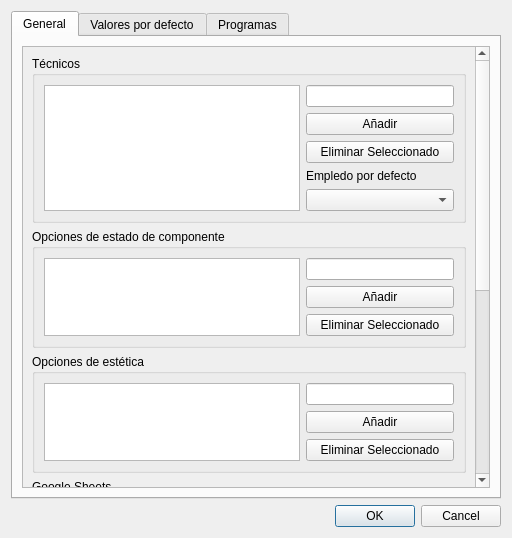
Above: ui/config_dialog.ui from gabod22/PatiaTest before the change. Below: the same form after it.
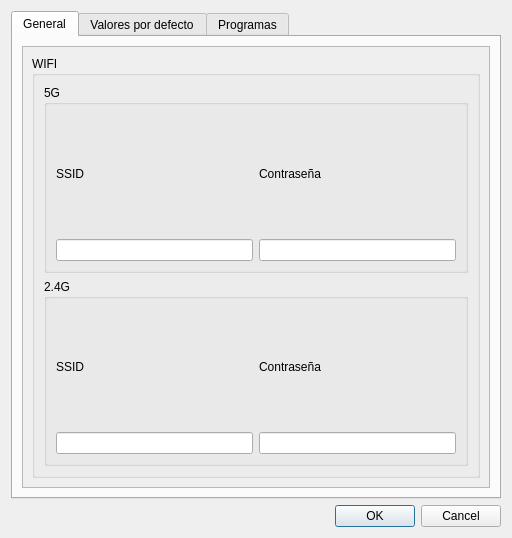
That is the form after the change. The open tabs and pages were chosen to show the change.

Patch:
```diff
--- a/ui/config_dialog.ui
+++ b/ui/config_dialog.ui
@@ -33,189 +33,12 @@
           <property name="geometry">
            <rect>
             <x>0</x>
-            <y>-331</y>
-            <width>451</width>
-            <height>806</height>
+            <y>0</y>
+            <width>468</width>
+            <height>441</height>
            </rect>
           </property>
           <layout class="QVBoxLayout" name="verticalLayout_16">
-           <item>
-            <widget class="QGroupBox" name="groupBox_5">
-             <property name="title">
-              <string>Técnicos</string>
-             </property>
-             <layout class="QHBoxLayout" name="horizontalLayout_8">
-              <item>
-               <widget class="QListWidget" name="ListTechnician"/>
-              </item>
-              <item>
-               <layout class="QVBoxLayout" name="verticalLayout_15">
-                <item>
-                 <widget class="QLineEdit" name="TextTechnicianName"/>
-                </item>
-                <item>
-                 <widget class="QPushButton" name="BtnAddTechnician">
-                  <property name="text">
-                   <string>Añadir</string>
-                  </property>
-                 </widget>
-                </item>
-                <item>
-                 <widget class="QPushButton" name="BtnDeleteTechnician">
-                  <property name="text">
-                   <string>Eliminar Seleccionado</string>
-                  </property>
-                 </widget>
-                </item>
-                <item>
-                 <spacer name="verticalSpacer_8">
-                  <property name="orientation">
-                   <enum>Qt::Vertical</enum>
-                  </property>
-                  <property name="sizeHint" stdset="0">
-                   <size>
-                    <width>20</width>
-                    <height>40</height>
-                   </size>
-                  </property>
-                 </spacer>
-                </item>
-                <item>
-                 <widget class="QLabel" name="label_7">
-                  <property name="text">
-                   <string>Empledo por defecto</string>
-                  </property>
-                 </widget>
-                </item>
-                <item>
-                 <widget class="QComboBox" name="CboxDefaultTechnician"/>
-                </item>
-               </layout>
-              </item>
-             </layout>
-            </widget>
-           </item>
-           <item>
-            <widget class="QGroupBox" name="groupBox_3">
-             <property name="title">
-              <string>Opciones de estado de componente</string>
-             </property>
-             <layout class="QHBoxLayout" name="horizontalLayout_6">
-              <item>
-               <widget class="QListWidget" name="ListComponentStateOptions"/>
-              </item>
-              <item>
-               <layout class="QVBoxLayout" name="verticalLayout_13">
-                <item>
-                 <widget class="QLineEdit" name="TextComponentSatateOption"/>
-                </item>
-                <item>
-                 <widget class="QPushButton" name="BtnAddComponenteStateOption">
-                  <property name="text">
-                   <string>Añadir</string>
-                  </property>
-                 </widget>
-                </item>
-                <item>
-                 <widget class="QPushButton" name="BtnDeleteComponenteStateOption">
-                  <property name="text">
-                   <string>Eliminar Seleccionado</string>
-                  </property>
-                 </widget>
-                </item>
-                <item>
-                 <spacer name="verticalSpacer_6">
-                  <property name="orientation">
-                   <enum>Qt::Vertical</enum>
-                  </property>
-                  <property name="sizeHint" stdset="0">
-                   <size>
-                    <width>20</width>
-                    <height>40</height>
-                   </size>
-                  </property>
-                 </spacer>
-                </item>
-               </layout>
-              </item>
-             </layout>
-            </widget>
-           </item>
-           <item>
-            <widget class="QGroupBox" name="groupBox_4">
-             <property name="title">
-              <string>Opciones de estética</string>
-             </property>
-             <layout class="QHBoxLayout" name="horizontalLayout_7">
-              <item>
-               <widget class="QListWidget" name="ListAesthericOptions"/>
-              </item>
-              <item>
-               <layout class="QVBoxLayout" name="verticalLayout_14">
-                <item>
-                 <widget class="QLineEdit" name="TextAestheticOption"/>
-                </item>
-                <item>
-                 <widget class="QPushButton" name="BtnAddAestheticOption">
-                  <property name="text">
-                   <string>Añadir</string>
-                  </property>
-                 </widget>
-                </item>
-                <item>
-                 <widget class="QPushButton" name="BtnDeleteAestheticOption">
-                  <property name="text">
-                   <string>Eliminar Seleccionado</string>
-                  </property>
-                 </widget>
-                </item>
-                <item>
-                 <spacer name="verticalSpacer_7">
-                  <property name="orientation">
-                   <enum>Qt::Vertical</enum>
-                  </property>
-                  <property name="sizeHint" stdset="0">
-                   <size>
-                    <width>20</width>
-                    <height>40</height>
-                   </size>
-                  </property>
-                 </spacer>
-                </item>
-               </layout>
-              </item>
-             </layout>
-            </widget>
-           </item>
-           <item>
-            <widget class="QGroupBox" name="groupBox_6">
-             <property name="title">
-              <string>Google Sheets</string>
-             </property>
-             <layout class="QVBoxLayout" name="verticalLayout_4">
-              <item>
-               <widget class="QLabel" name="label">
-                <property name="text">
-                 <string>Documento</string>
-                </property>
-               </widget>
-              </item>
-              <item>
-               <widget class="QLineEdit" name="TextDocumentName"/>
-              </item>
-              <item>
-               <widget class="QLabel" name="label_2">
-                <property name="text">
-                 <string>Pestaña</string>
-                </property>
-               </widget>
-              </item>
-              <item>
-               <widget class="QLineEdit" name="TextSheetName"/>
-              </item>
-             </layout>
-            </widget>
-           </item>
            <item>
             <widget class="QGroupBox" name="groupBox">
              <property name="title">
```
Left out of the diff: 2 changed lines with no effect on the pictures.
